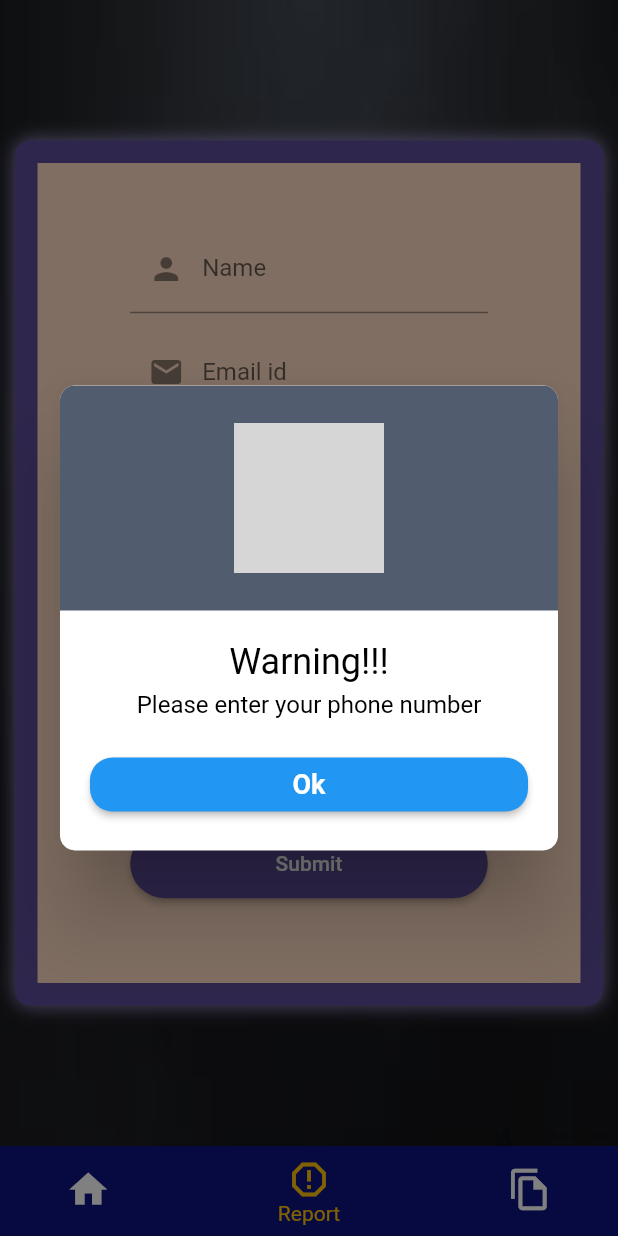
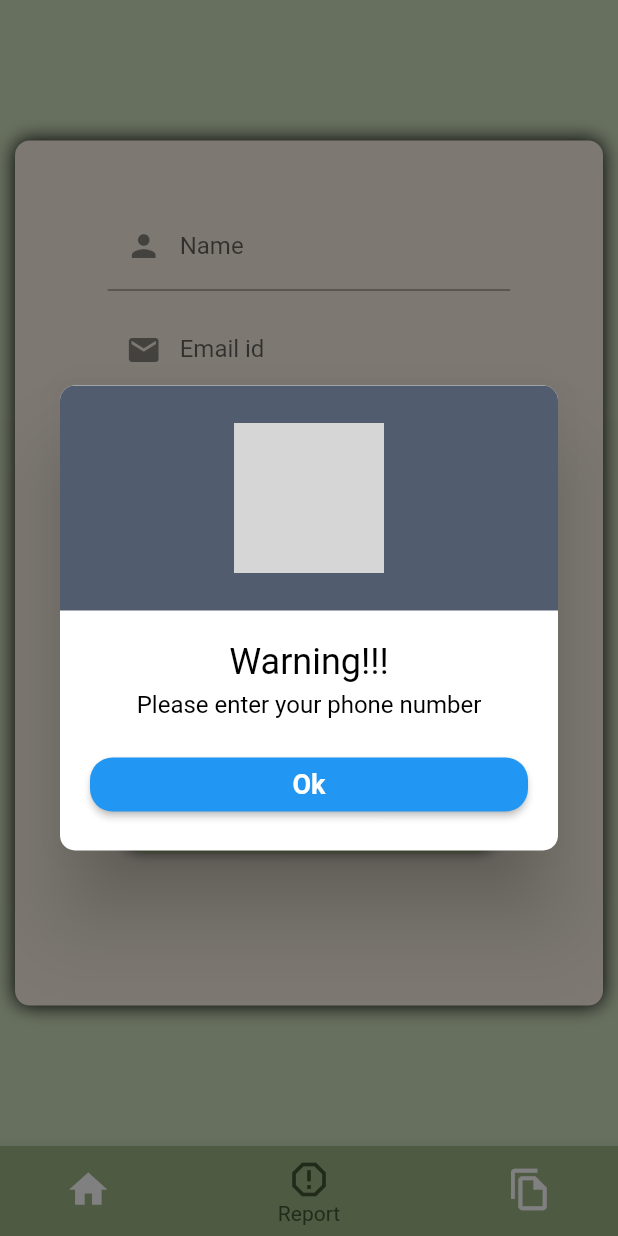
Before and after one commit to divyajyotibose/dairy, a Flutter app: the screen it shows after launch, item 2 of the bottom bar chosen, after a tap on the "camera alt" icon, on a phone screen of 412 x 824 dp. Run offline on Flutter 3.47's test engine with Material 2 defaults, Android fonts, the phone set to English and light mode, and no system bars; drawn by our look-alikes of sms_autofill; our stand-ins replace camera, carousel_slider, cloud_firestore, cool_alert, firebase_auth, firebase_core and 4 more; missing offline and left inert: animated_check, flutter_email_sender; accounts and stored records are empty; grey boxes are pictures that could not be loaded.

Commit message:
Added style like a normal person

```diff
--- a/lib/format/color_palette.dart
+++ b/lib/format/color_palette.dart
@@ -1,26 +1,45 @@
 import 'package:flutter/material.dart';
-class color_palette{
-  Color light=Color(0xff9F91CC);
-  Color dark=Color(0xff5C4B99);
-Color get border_color => dark;
-double border_width=1;
 
-BorderSide get bs => BorderSide(width: border_width,color: border_color);
+class Appstyle {
+  Color bodyColor = const Color(0xFFFAF1E4);
+  Color contentColor = const Color(0xFF435334);
+  Color mainColor = const Color(0xFF9EB384);
+  Color accentColor = const Color(0xFFCEDEBD);
 
-Color bg_color = Colors.deepPurple;
-Color form_color= Color(0xffFFDBC3);
-Color get form_border=>dark;
-double form_width=1;
-BorderSide get fs=> BorderSide(width:form_width,color:form_border );
+  double borderWidth = 1;
 
-Color get submit_button_color=> Color(0xff5C4B99);
-Color get navbar_color=> Color(0xff0D1282);
-TextStyle get report_label_style=>TextStyle(
-  fontSize:16,
-  fontWeight: FontWeight.bold
-);
-  TextStyle get report_data_style=>TextStyle(
-    fontSize:16,
+  BorderSide get borderSide =>
+      BorderSide(width: borderWidth, color: accentColor);
 
+  TextStyle normalText = const TextStyle(
+    fontSize: 16,
+    fontWeight: FontWeight.normal,
+  );
+  TextStyle heavyText = const TextStyle(
+    fontSize: 16,
+    fontWeight: FontWeight.bold,
   );
 }
+
+class color_palette {
+  Color light = Color(0xff9F91CC);
+  Color dark = Color(0xff5C4B99);
+  Color border_color = Color(0xff5C4B99);
+  double border_width = 1;
+
+  BorderSide get bs => BorderSide(width: border_width, color: border_color);
+
+  Color bg_color = Colors.deepPurple;
+  Color form_color = Color(0xffFAF1E4);
+  Color get form_border => dark;
+  double form_width = 1;
+  BorderSide get fs => BorderSide(width: form_width, color: form_border);
+
+  Color get submit_button_color => Color(0xff5C4B99);
+  Color navbar_color = Color(0xff9EB384);
+  TextStyle get report_label_style =>
+      TextStyle(fontSize: 16, fontWeight: FontWeight.bold);
+  TextStyle get report_data_style => TextStyle(
+        fontSize: 16,
+      );
+}
--- a/lib/pages/base_screen.dart
+++ b/lib/pages/base_screen.dart
@@ -6,6 +6,7 @@ import 'package:flutter/material.dart';
 
 import '../widgets/widget_tree.dart';
 import 'home_screen.dart';
+
 class base_screen extends StatefulWidget {
   const base_screen({Key? key}) : super(key: key);
 
@@ -14,10 +15,10 @@ class base_screen extends StatefulWidget {
 }
 
 class _base_screenState extends State<base_screen> {
-  int _selectedIndex=0;
+  Appstyle AppStyle = Appstyle();
+  int _selectedIndex = 0;
   var page;
   change_pages(currentIndex) {
-
     if (currentIndex == 0) {
       page = const home_screen();
       setState(() {
@@ -29,18 +30,17 @@ class _base_screenState extends State<base_screen> {
       setState(() {
         _selectedIndex = currentIndex;
       });
-    }
-    else if (currentIndex == 2) {
+    } else if (currentIndex == 2) {
       CoolAlert.show(
         context: context,
         type: CoolAlertType.warning,
-          width:20.0,
+        width: 20.0,
         title: "Restricted Access!",
-          text:"For authorised personnel only",
-      onConfirmBtnTap: (){
+        text: "For authorised personnel only",
+        onConfirmBtnTap: () {
           setState(() {
             page = const WidgetTree();
-              _selectedIndex=currentIndex;
+            _selectedIndex = currentIndex;
           });
         },
         confirmBtnText: "Proceed",
@@ -49,60 +49,45 @@ class _base_screenState extends State<base_screen> {
       );
     }
   }
+
   @override
   void initState() {
     // TODO: implement initState
     super.initState();
-    page=home_screen();
+    page = home_screen();
   }
+
   @override
   Widget build(BuildContext context) {
     return Scaffold(
       body: SafeArea(
         child: Container(
-          decoration: const BoxDecoration(
-              image: DecorationImage(
-                  fit: BoxFit.fill,
-                  image: AssetImage("assets/images/download.jpeg"))
-          ),
+          color: AppStyle.accentColor,
           child: AnimatedSwitcher(
               duration: Duration(milliseconds: 200),
               child: page,
               transitionBuilder: (Widget child, Animation<double> animation) {
-    return ScaleTransition(scale: animation, child: child);}
-          ),
+                return ScaleTransition(scale: animation, child: child);
+              }),
         ),
       ),
       bottomNavigationBar: Theme(
-        data: ThemeData(
-          canvasColor: color_palette().navbar_color,
-        ),
+        data: ThemeData(canvasColor: AppStyle.mainColor),
         child: BottomNavigationBar(
           iconSize: 30,
           type: BottomNavigationBarType.shifting,
-          selectedItemColor: Colors.amber,
+          selectedItemColor: AppStyle.contentColor,
           items: const [
+            BottomNavigationBarItem(icon: Icon(Icons.home), label: "Home"),
             BottomNavigationBarItem(
-              icon: Icon(Icons.home),
-              label: "Home"
-          ),
+                icon: Icon(Icons.report_gmailerrorred), label: "Report"),
             BottomNavigationBarItem(
-              icon: Icon(Icons.report_gmailerrorred),
-              label: "Report"
-          ),
-          BottomNavigationBarItem(
-              icon: Icon(Icons.file_copy_outlined),
-              label: "View")
+                icon: Icon(Icons.file_copy_outlined), label: "View")
           ],
           currentIndex: _selectedIndex,
           onTap: change_pages,
-
         ),
       ),
-
     );
   }
-
-
-
 }
--- a/lib/pages/submit_report_page.dart
+++ b/lib/pages/submit_report_page.dart
@@ -24,99 +24,115 @@ class submit_report_page extends StatefulWidget {
   State<submit_report_page> createState() => _submit_report_pageState();
 }
 
-class _submit_report_pageState extends State<submit_report_page> with SingleTickerProviderStateMixin{
-  TextEditingController name=TextEditingController();
-  TextEditingController email=TextEditingController();
-  TextEditingController details=TextEditingController();
-  TextEditingController mobile=TextEditingController();
-  CollectionReference collRef=FirebaseFirestore.instance.collection("client");
-  CollectionReference backref=FirebaseFirestore.instance.collection("backend");
+class _submit_report_pageState extends State<submit_report_page>
+    with SingleTickerProviderStateMixin {
+  Appstyle AppStyle = Appstyle();
+  TextEditingController name = TextEditingController();
+  TextEditingController email = TextEditingController();
+  TextEditingController details = TextEditingController();
+  TextEditingController mobile = TextEditingController();
+  CollectionReference collRef = FirebaseFirestore.instance.collection("client");
+  CollectionReference backref =
+      FirebaseFirestore.instance.collection("backend");
   late AnimationController _controller;
   late Animation<double> animation;
-  List listItem=["Selection a disaster type","Tornado","Flood","Earthquake"];
+  List listItem = [
+    "Selection a disaster type",
+    "Tornado",
+    "Flood",
+    "Earthquake"
+  ];
   String messageTitle = "Empty";
   String notificationAlert = "alert";
   String? fcmToken;
-  List<CameraDescription>?  cameras;
+  List<CameraDescription>? cameras;
   CameraDescription? cam;
   var image;
 
-
-
-  String? ip,valueChoose;
+  String? ip, valueChoose;
   Future<void> send_data() async {
-    if(name.text=="" || email.text==""|| details.text==""|| mobile.text=="" || valueChoose==listItem[0]){
-      CoolAlert.show(context: context, type: CoolAlertType.warning,width:20.0,text: "Please fill all fields",title:"Warning!!");
-
-    }
-    else{
+    if (name.text == "" ||
+        email.text == "" ||
+        details.text == "" ||
+        mobile.text == "" ||
+        valueChoose == listItem[0]) {
+      CoolAlert.show(
+          context: context,
+          type: CoolAlertType.warning,
+          width: 20.0,
+          text: "Please fill all fields",
+          title: "Warning!!");
+    } else {
       await collRef.doc(mobile.text).set({
-        "name":name.text,
-        "email":email.text,
-        "details":details.text,
-        "type":valueChoose,
-        "ip":ip,
-        "Time":get_time(),
-        "latitude":_currentPosition?.latitude??"",
-        "longitude":_currentPosition?.longitude??"",
-        "address":_currentAddress??"",
-        "ph":mobile.text
+        "name": name.text,
+        "email": email.text,
+        "details": details.text,
+        "type": valueChoose,
+        "ip": ip,
+        "Time": get_time(),
+        "latitude": _currentPosition?.latitude ?? "",
+        "longitude": _currentPosition?.longitude ?? "",
+        "address": _currentAddress ?? "",
+        "ph": mobile.text
       }).whenComplete(() async {
         // showDialog(context: context, builder: (_)=>alert_message(title: AnimatedCheck(progress: animation, size: 200,color: Colors.greenAccent,), content: Text("Report Submitted Successfully")));
-        CoolAlert.show(context: context, type: CoolAlertType.success,width:20.0,title: "Report Submitted",text:"");
+        CoolAlert.show(
+            context: context,
+            type: CoolAlertType.success,
+            width: 20.0,
+            title: "Report Submitted",
+            text: "");
         setState(() {
-          name.text="";
-          email.text="";
-          details.text="";
-          mobile.text="";
+          name.text = "";
+          email.text = "";
+          details.text = "";
+          mobile.text = "";
         });
         await backref.doc("reportCount").update({
-          "alerts":FieldValue.increment(1),
+          "alerts": FieldValue.increment(1),
         });
       });
-
+    }
   }
 
-  }
-  Widget submit_button(){
+  Widget submit_button() {
     return ElevatedButton(
-        onPressed:send_data,
-        child:const Text("Submit"),
+      onPressed: send_data,
+      child: Text(
+        "Submit",
+        style: TextStyle(color: AppStyle.contentColor, fontSize: 18),
+      ),
       style: ElevatedButton.styleFrom(
-          backgroundColor: color_palette().submit_button_color,
+          backgroundColor: AppStyle.mainColor,
           shape: StadiumBorder(),
-          padding: EdgeInsets.all(15)
-        ),
-
+          padding: EdgeInsets.all(15)),
     );
   }
-  Widget selection_menu(){
+
+  Widget selection_menu() {
     return Container(
-      padding: EdgeInsets.symmetric(vertical: 0,horizontal: 10),
+      padding: EdgeInsets.symmetric(vertical: 0, horizontal: 10),
       decoration: BoxDecoration(
-          border: Border.all(color: color_palette().form_border,width: color_palette().form_width)
-      ),
+          border: Border.all(
+              color: AppStyle.mainColor, width: AppStyle.borderWidth)),
       child: DropdownButton(
         value: valueChoose,
         isExpanded: true,
         icon: Icon(Icons.arrow_drop_down),
-        onChanged:(newValue){
+        onChanged: (newValue) {
           setState(() {
-            valueChoose=newValue.toString();
+            valueChoose = newValue.toString();
           });
         },
-
-        items: listItem.map((valueItem){
-          return DropdownMenuItem(
-              value: valueItem,
-              child:Text(valueItem)
-          );
+        items: listItem.map((valueItem) {
+          return DropdownMenuItem(value: valueItem, child: Text(valueItem));
         }).toList(),
         underline: SizedBox(),
-        focusColor: Colors.white,
+        focusColor: AppStyle.bodyColor,
       ),
     );
   }
+
   String? _currentAddress;
   Position? _currentPosition;
 
@@ -127,7 +143,8 @@ class _submit_report_pageState extends State<submit_report_page> with SingleTick
     serviceEnabled = await Geolocator.isLocationServiceEnabled();
     if (!serviceEnabled) {
       ScaffoldMessenger.of(context).showSnackBar(const SnackBar(
-          content: Text('Location services are disabled. Please enable the services')));
+          content: Text(
+              'Location services are disabled. Please enable the services')));
       return false;
     }
     permission = await Geolocator.checkPermission();
@@ -141,16 +158,17 @@ class _submit_report_pageState extends State<submit_report_page> with SingleTick
     }
     if (permission == LocationPermission.deniedForever) {
       ScaffoldMessenger.of(context).showSnackBar(const SnackBar(
-          content: Text('Location permissions are permanently denied, we cannot request permissions.')));
+          content: Text(
+              'Location permissions are permanently denied, we cannot request permissions.')));
       return false;
     }
     return true;
   }
+
   Future<void> _getCurrentPosition() async {
     final hasPermission = await _handleLocationPermission();
     if (!hasPermission) return;
-    await Geolocator.getCurrentPosition(
-        desiredAccuracy: LocationAccuracy.high)
+    await Geolocator.getCurrentPosition(desiredAccuracy: LocationAccuracy.high)
         .then((Position position) {
       setState(() => _currentPosition = position);
       _getAddressFromLatLng(_currentPosition!);
@@ -158,6 +176,7 @@ class _submit_report_pageState extends State<submit_report_page> with SingleTick
       debugPrint(e.toString());
     });
   }
+
   Future<void> _getAddressFromLatLng(Position position) async {
     await placemarkFromCoordinates(
             _currentPosition!.latitude, _currentPosition!.longitude)
@@ -171,6 +190,7 @@ class _submit_report_pageState extends State<submit_report_page> with SingleTick
       debugPrint(e);
     });
   }
+
   @override
   initState() {
     // TODO: implement initState
@@ -178,16 +198,17 @@ class _submit_report_pageState extends State<submit_report_page> with SingleTick
     _getCurrentPosition();
     init();
     get_cam();
-    valueChoose=listItem[0];
+    valueChoose = listItem[0];
     local_notifs().initNotifications();
-    _controller=AnimationController(vsync: this,duration: Duration(seconds: 2))..forward()..repeat();
-    animation =  Tween<double>(begin: 0.0, end: 1.0)
-        .animate(CurvedAnimation(
-        parent: _controller,
-        curve: Curves.easeInOutCirc)
-    );
+    _controller =
+        AnimationController(vsync: this, duration: Duration(seconds: 2))
+          ..forward()
+          ..repeat();
+    animation = Tween<double>(begin: 0.0, end: 1.0).animate(
+        CurvedAnimation(parent: _controller, curve: Curves.easeInOutCirc));
     // sender_photo();
   }
+
   @override
   void dispose() {
     // TODO: implement dispose
@@ -195,7 +216,7 @@ class _submit_report_pageState extends State<submit_report_page> with SingleTick
     super.dispose();
   }
 
-  Future init()async{
+  Future init() async {
     // final ipAddress=await ip_api.getIpAddress();
     // setState(() {
     //   ip=ipAddress!;
@@ -204,53 +225,69 @@ class _submit_report_pageState extends State<submit_report_page> with SingleTick
 
   @override
   Widget build(BuildContext context) {
-    global_var.context=context;
+    global_var.context = context;
     return Container(
-
       child: Center(
         child: Padding(
-              padding: const EdgeInsets.symmetric(vertical: 0,horizontal: 10),
+          padding: const EdgeInsets.symmetric(vertical: 0, horizontal: 10),
           child: Container(
-                height: global_var.height*0.7,
+            height: global_var.height * 0.7,
             decoration: BoxDecoration(
-                  border: Border.all(width: 15,color: color_palette().form_border),
-                  boxShadow:  [
+                boxShadow: [
                   BoxShadow(
-                      color: color_palette().light,
+                    // color: color_palette().light,
                     blurRadius: 10,
-
                   )
                 ],
-                  color: color_palette().form_color,
-                  borderRadius: const BorderRadius.all(Radius.circular(10))
-                ),
-                padding: EdgeInsets.symmetric(vertical:global_var.height*0.05,horizontal:global_var.width*0.15),
+                color: AppStyle.bodyColor,
+                borderRadius: const BorderRadius.all(Radius.circular(10))),
+            padding: EdgeInsets.symmetric(
+                vertical: global_var.height * 0.05,
+                horizontal: global_var.width * 0.15),
             child: ListView(
               shrinkWrap: true,
               children: [
-                    form_inputs(controller: name, label_text: "Name", hint_text: "Enter your name", pre_icon: const Icon(Icons.person)),
-                    const SizedBox(height: 10,),
-                    form_inputs(controller: email, label_text: "Email id", hint_text: "Enter your email id", pre_icon: const Icon(Icons.mail)),
-                    const SizedBox(height: 10,),
+                form_inputs(
+                    controller: name,
+                    label_text: "Name",
+                    hint_text: "Enter your name",
+                    pre_icon: const Icon(Icons.person)),
+                const SizedBox(
+                  height: 10,
+                ),
+                form_inputs(
+                    controller: email,
+                    label_text: "Email id",
+                    hint_text: "Enter your email id",
+                    pre_icon: const Icon(Icons.mail)),
+                const SizedBox(
+                  height: 10,
+                ),
                 PhoneFieldHint(
                   controller: mobile,
                 ),
-                    SizedBox(height: 10,),
+                SizedBox(
+                  height: 10,
+                ),
                 selection_menu(),
-                    const SizedBox(height: 10,),
+                const SizedBox(
+                  height: 10,
+                ),
                 description_box(),
-                    const SizedBox(height: 10,),
+                const SizedBox(
+                  height: 10,
+                ),
                 take_photo(),
-                    SizedBox(height: 10,),
+                SizedBox(
+                  height: 10,
+                ),
                 submit_button(),
-
               ],
             ),
           ),
         ),
       ),
     );
-
   }
 
   description_box() {
@@ -260,50 +297,49 @@ class _submit_report_pageState extends State<submit_report_page> with SingleTick
           controller: details,
           label_text: "Description",
           hint_text: "Please describe the incident",
-          pre_icon: const Icon(Icons.description),),
+          pre_icon: const Icon(Icons.description),
+        ),
       ),
     );
   }
-  get_time(){
+
+  get_time() {
     String cdate = DateFormat("yyyy-MM-dd").format(DateTime.now());
     String tdata = DateFormat("HH:mm:ss").format(DateTime.now());
-    String datetime="$cdate, $tdata";
+    String datetime = "$cdate, $tdata";
     return datetime;
   }
 
-
-Widget take_photo(){
+  Widget take_photo() {
     return TextButton(
-        onPressed:()  async {
-          if(mobile.text==""){
+      onPressed: () async {
+        if (mobile.text == "") {
           CoolAlert.show(
             context: context,
             type: CoolAlertType.warning,
             text: "Please enter your phone number",
           );
-
-          }
-          else{
+        } else {
           Navigator.push(
             context,
-              MaterialPageRoute(builder: (context) => selfie_page(mobile: mobile.text, camera: cam,)),
+            MaterialPageRoute(
+                builder: (context) => selfie_page(
+                      mobile: mobile.text,
+                      camera: cam,
+                    )),
+          );
+        }
+      },
+      child: Icon(Icons.camera_alt_outlined),
+      style: TextButton.styleFrom(
+          backgroundColor: AppStyle.mainColor,
+          shape: CircleBorder(),
+          iconColor: AppStyle.contentColor),
     );
   }
 
-        },
-        child: Icon(Icons.camera_alt_outlined),
-      style: TextButton.styleFrom(
-        backgroundColor:color_palette().submit_button_color,
-        shape: CircleBorder(),
-        iconColor: color_palette().form_color
-    ),
-    );
+  get_cam() async {
+    cameras = await availableCameras();
+    cam = cameras![1];
   }
-
-get_cam()async{
-cameras=await availableCameras();
-cam=cameras![1];
 }
-
-
-}
--- a/lib/widgets/form_inputs.dart
+++ b/lib/widgets/form_inputs.dart
@@ -1,21 +1,24 @@
 import 'package:flutter/material.dart';
 import 'package:dairy/format/color_palette.dart';
+
 class form_inputs extends StatelessWidget {
   TextEditingController controller;
-  String label_text,hint_text;
+  String label_text, hint_text;
   Icon? pre_icon;
-  form_inputs({Key? key,required this.controller,required this.hint_text,required this.label_text, required this.pre_icon}) : super(key: key);
+  form_inputs(
+      {Key? key,
+      required this.controller,
+      required this.hint_text,
+      required this.label_text,
+      required this.pre_icon})
+      : super(key: key);
 
   @override
   Widget build(BuildContext context) {
     return Theme(
-
-      data: ThemeData(
-        focusColor: Colors.black
-      ),
+      data: ThemeData(focusColor: Colors.black),
       child: TextField(
         controller: controller,
-        cursorColor: color_palette().dark,
         maxLines: 5,
         minLines: 1,
         decoration: InputDecoration(
@@ -23,7 +26,6 @@ class form_inputs extends StatelessWidget {
           hintText: hint_text,
           prefixIcon: pre_icon,
           fillColor: Colors.black,
-
         ),
       ),
     );
```
Also changed, not shown: lib/pages/login_page.dart (+68 -41 lines), lib/pages/view_reports.dart (+90 -68 lines), lib/widgets/login_inputs.dart (+11 -4 lines). Lines whose indentation alone changed are shown as unchanged.
